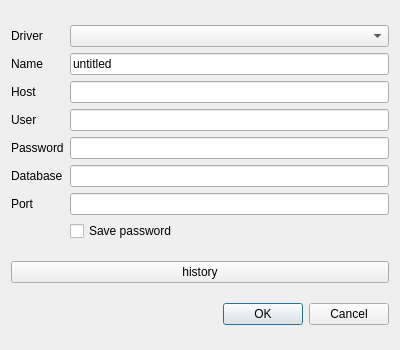
mugiseyebrows/mugi-query, file adddatabasedialog.ui: the form before one commit.
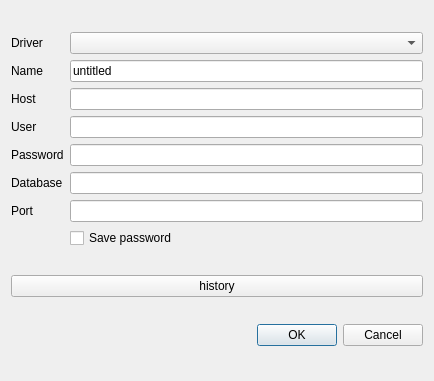
The form after the commit.

Commit message: join helper copy to new session, adddatabase tab order

```diff
--- a/adddatabasedialog.ui
+++ b/adddatabasedialog.ui
@@ -6,8 +6,8 @@
    <rect>
     <x>0</x>
     <y>0</y>
-    <width>400</width>
-    <height>350</height>
+    <width>434</width>
+    <height>381</height>
    </rect>
   </property>
   <property name="windowTitle">
@@ -39,6 +39,12 @@
      </item>
      <item row="1" column="1">
       <widget class="QLineEdit" name="connectionName">
+       <property name="minimumSize">
+        <size>
+         <width>300</width>
+         <height>0</height>
+        </size>
+       </property>
        <property name="text">
         <string>untitled</string>
        </property>
```
Left out of the diff: 11 changed lines with no effect on the pictures. The commit also changes 6 other files.
